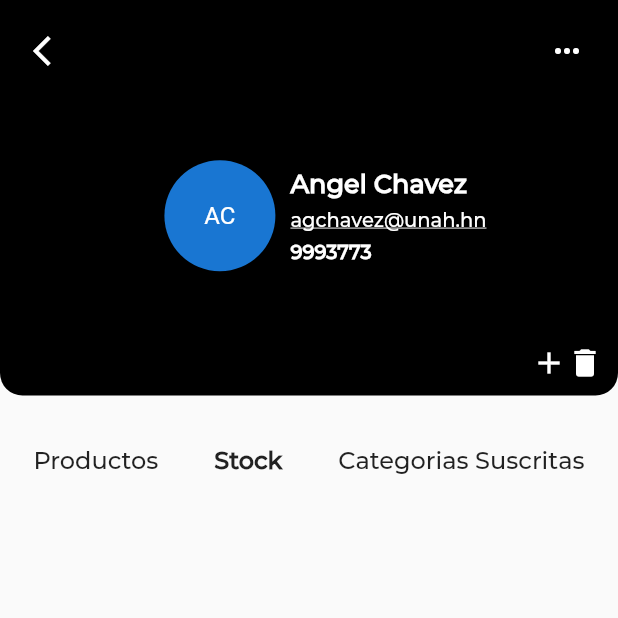
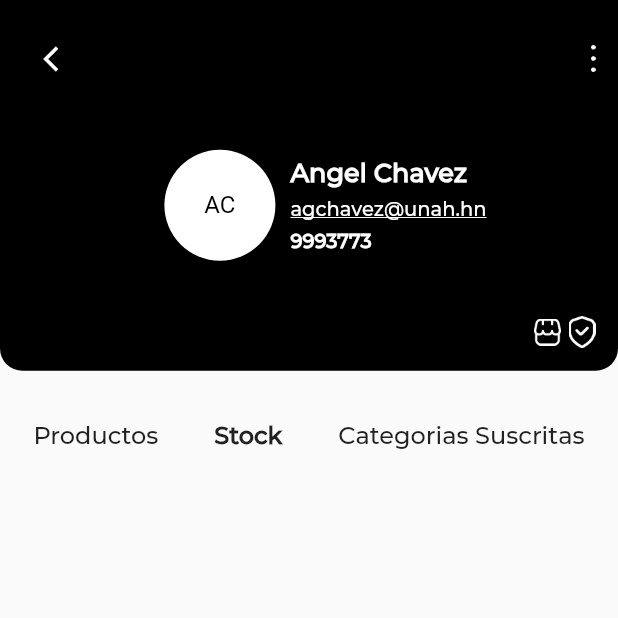
Before and after one commit to agchavez/Handicraft, a Flutter app: the PorfilePage screen opened directly, after a tap on "Stock", on a phone screen of 412 x 824 dp, the top half of it. Run offline on Flutter 3.47's test engine with Material 2 defaults, Android fonts, the phone set to English and light mode, and no system bars; our stand-ins replace dio, firebase_auth, firebase_core, firebase_storage, flutter_secure_storage, google_sign_in and 4 more; missing offline and left inert: custom_switch_button, dart:ffi; accounts and stored records are empty; network calls fail; project files that could hold a hidden picture were left out.

Commit message:
product profile

```diff
--- a/lib/pages/profile_page.dart
+++ b/lib/pages/profile_page.dart
@@ -21,6 +21,7 @@ class _PorfilePageState extends State<PorfilePage> {
   ];
   int _selectedIndex = 0;
   ProductService productService;
+  ScrollController _scrollController;
 
   @override
   void initState() {
@@ -35,6 +36,7 @@ class _PorfilePageState extends State<PorfilePage> {
 
   Widget _createBody() {
     return SafeArea(
+        child: Expanded(
       child: Column(
         children: [
           _createAppbar(),
@@ -51,13 +53,15 @@ class _PorfilePageState extends State<PorfilePage> {
             height: 60,
           )
         ],
+      ),
     ));
   }
 
   Widget _createAppbar() {
     return Container(
-      padding: EdgeInsets.all(10),
-      height: size.height * 0.32,
+      width: size.width * 1,
+      padding: EdgeInsets.all(15),
+      height: size.height * 0.30,
       decoration: BoxDecoration(
           color: Colors.black,
           borderRadius: BorderRadius.only(
@@ -73,15 +77,16 @@ class _PorfilePageState extends State<PorfilePage> {
                   onPressed: () {},
                   icon: Icon(
                     Icons.arrow_back_ios,
+                    size: 20,
                     color: Colors.white,
                   )),
-              IconButton(
-                  onPressed: () {},
-                  icon: Icon(
-                    Icons.keyboard_control_outlined,
-                    textDirection: TextDirection.rtl,
-                    color: Colors.white,
-                  ))
+              Container(
+                alignment: Alignment.bottomRight,
+                child: Image.asset(
+                  'assets/icons/menu-icon.png',
+                  width: 3,
+                ),
+              )
             ],
           ),
           Center(
@@ -92,8 +97,12 @@ class _PorfilePageState extends State<PorfilePage> {
                 width: size.width * 0.1,
               ),
               CircleAvatar(
+                backgroundColor: Colors.white,
                 radius: 37,
-                child: Text("AC"),
+                child: Text(
+                  "AC",
+                  style: TextStyle(color: Colors.black),
+                ),
               ),
               SizedBox(
                 width: 10,
@@ -145,14 +154,17 @@ class _PorfilePageState extends State<PorfilePage> {
             child: Row(
               mainAxisAlignment: MainAxisAlignment.end,
               children: [
-                Icon(
-                  Icons.add,
-                  color: Colors.white,
+                Image.asset(
+                  'assets/icons/shop-icon.png',
+                  width: 18,
                 ),
-                Icon(
-                  Icons.delete,
-                  color: Colors.white,
-                )
+                SizedBox(
+                  width: 5,
+                ),
+                Image.asset(
+                  'assets/icons/secure-icon.png',
+                  width: 18,
+                ),
               ],
             ),
           )
@@ -165,23 +177,26 @@ class _PorfilePageState extends State<PorfilePage> {
     return Container(
       margin: EdgeInsets.only(top: 20),
       width: size.width * 0.4,
-      height: 50,
+      height: 55,
       decoration: BoxDecoration(
           color: Colors.black,
           borderRadius: BorderRadius.all(Radius.circular(15))),
       child: Row(
         mainAxisAlignment: MainAxisAlignment.center,
         children: [
-          Icon(
-            Icons.link_rounded,
-            color: Colors.white,
+          Image.asset(
+            'assets/icons/like-icon.png',
+            width: 17,
+          ),
+          SizedBox(
+            width: 10,
           ),
           Text(
             "75 Likes",
             style: TextStyle(
                 color: Colors.white,
                 fontFamily: 'Montserrat',
-                fontSize: 14,
+                fontSize: 13,
                 fontWeight: FontWeight.bold),
           )
         ],
@@ -260,17 +275,17 @@ class _PorfilePageState extends State<PorfilePage> {
                   return GridView.builder(
                       gridDelegate:
                           const SliverGridDelegateWithFixedCrossAxisCount(
+                        childAspectRatio: 0.9,
                         crossAxisCount: 2,
                       ),
                       itemCount: snapshot.data.length,
                       itemBuilder: (context, index) {
-                        return Padding(
-                          padding: const EdgeInsets.only(
-                              left: 20, right: 20, bottom: 8),
-                          child: Container(
+                        return Container(
+                          height: 180,
+                          padding: EdgeInsets.symmetric(horizontal: 20),
+                          margin: EdgeInsets.only(bottom: 15),
                           child: ProductNew(
                             product: data[index],
-                            ),
                           ),
                         );
                       });
@@ -284,25 +299,29 @@ class _PorfilePageState extends State<PorfilePage> {
         );
         break;
       case 2:
-        return Expanded(
-            child: FutureBuilder(
+        return FutureBuilder(
           future: productService.getCategories(),
           builder: (context, AsyncSnapshot<List<LocationModel>> snapshot) {
             if (snapshot.hasData) {
               List<LocationModel> data = snapshot.data;
-              return Wrap(
+              return Container(
+                padding: EdgeInsets.all(5),
+                child: Wrap(
                   children: data
                       .map((item) => Container(
+                          height: 40,
                           margin: EdgeInsets.all(5),
-                        padding: EdgeInsets.all(5),
+                          padding: EdgeInsets.all(8),
                           decoration: BoxDecoration(
                               color: categoriesSuscribe.contains(item.name)
                                   ? Colors.black
                                   : Colors.white,
-                            borderRadius: BorderRadius.circular(5),
-                            border: Border.all(color: Colors.black, width: 2)),
+                              borderRadius: BorderRadius.circular(10),
+                              border:
+                                  Border.all(color: Colors.black, width: 2)),
                           child: Text(
                             item.name,
+                            textAlign: TextAlign.center,
                             style: TextStyle(
                                 color: categoriesSuscribe.contains(item.name)
                                     ? Colors.white
@@ -312,6 +331,7 @@ class _PorfilePageState extends State<PorfilePage> {
                           )))
                       .toList()
                       .cast<Widget>(),
+                ),
               );
             } else if (snapshot.hasError) {
               return Center(child: Text("No tienes categorias"));
@@ -323,7 +343,7 @@ class _PorfilePageState extends State<PorfilePage> {
               );
             }
           },
-        ));
+        );
         break;
       case 1:
         return Container();
```
Also changed, not shown: lib/widgets/productNew.dart (+32 -15 lines), assets/icons/like-icon.png (added), assets/icons/menu-icon.png (added), assets/icons/secure-icon.png (added), assets/icons/shop-icon.png (added), assets/images/loading.gif (added). Lines whose indentation alone changed are shown as unchanged.
